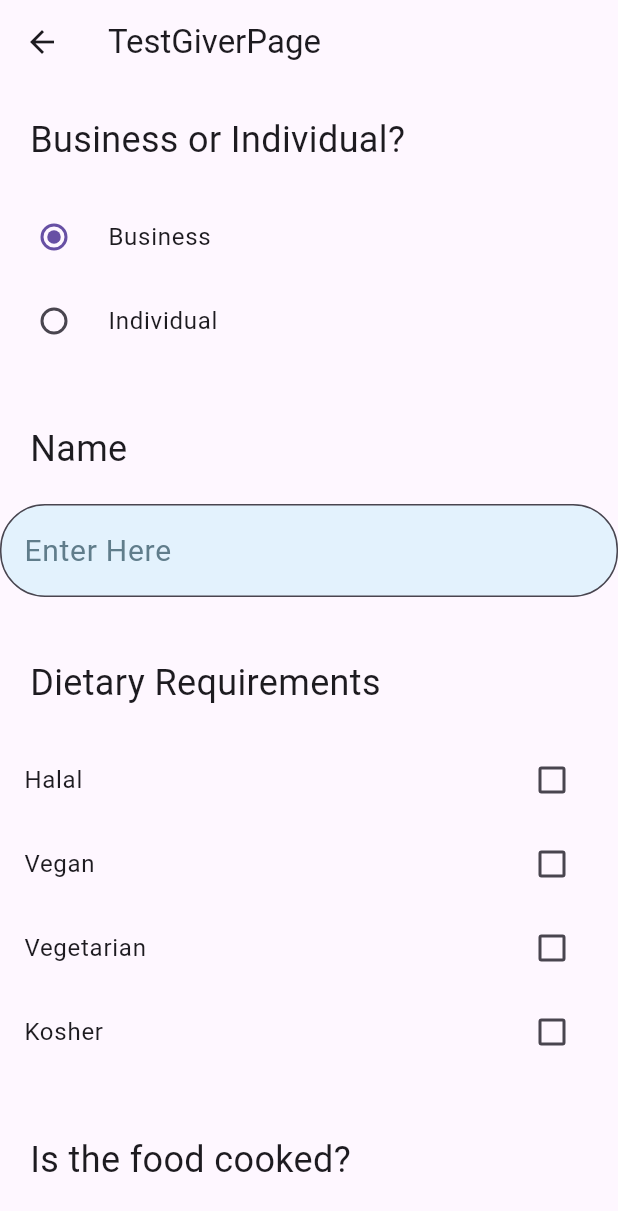
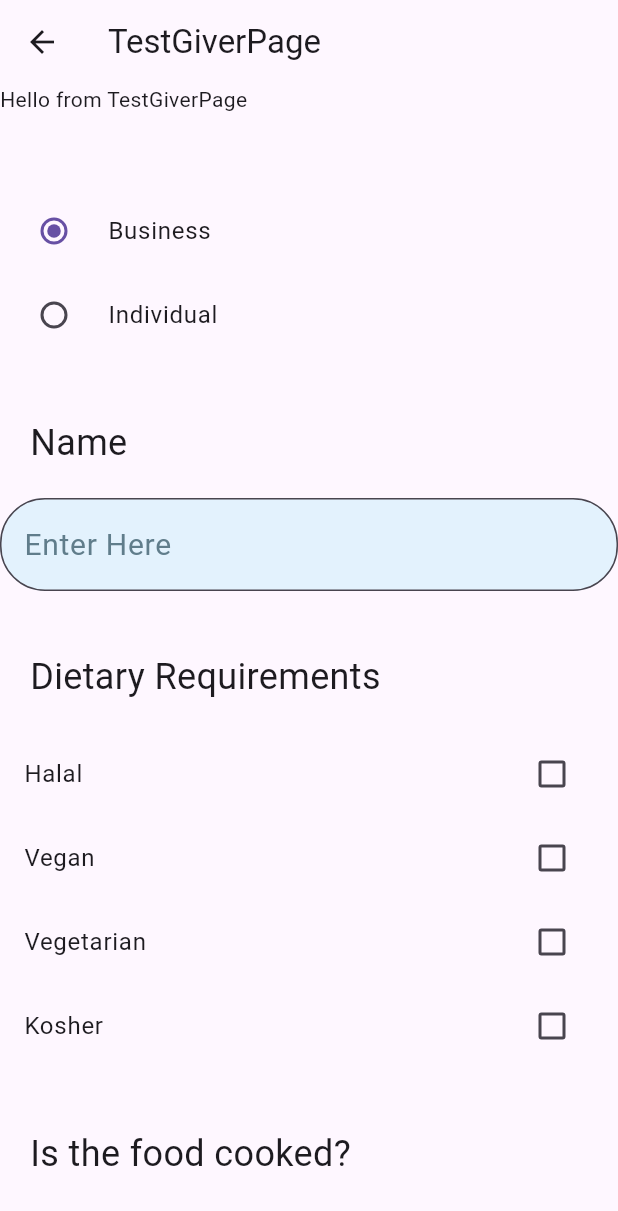
Before and after one commit to AqilHanan/YouthHack_2K24_Team14, a Flutter app: the screen it shows after launch, after a tap on "Giver", on a phone screen of 412 x 824 dp. Shown: the top 1211 px of the screen. Run offline on Flutter 3.47's test engine with Material 3 defaults, Android fonts, the phone set to English and light mode, and no system bars; our stand-ins replace cloud_firestore, firebase_core; accounts and stored records are empty.

Commit message:
Revert "version 0.645"
This reverts commit fac90df643eb990cd4b64e2cb0c4887103c65302.

```diff
--- a/lib/Pages/chooserolepage.dart
+++ b/lib/Pages/chooserolepage.dart
@@ -4,6 +4,7 @@ import 'package:flutter/rendering.dart';
 import 'package:flutter/widgets.dart';
 
 import 'delivererpage.dart';
+import 'giverpage.dart';
 import 'takerpage.dart';
 import 'testgiverpage.dart';
 
@@ -18,8 +19,7 @@ class _ChooseRolePageState extends State<ChooseRolePage> {
   @override
   Widget build(BuildContext context) {
     return Scaffold(
-      // Background remains the same color
-      backgroundColor: Colors.greenAccent[200],
+      //backgroundColor: Colors.greenAccent[200], //200 //400
       body: SingleChildScrollView(
         child: SafeArea(
           child: Center(
@@ -33,24 +33,15 @@ class _ChooseRolePageState extends State<ChooseRolePage> {
                   width: 200,
                   child: ElevatedButton(
                     style: ElevatedButton.styleFrom(
-                      backgroundColor: Colors.lightGreen[200], // Set button color to white
-                      side: BorderSide(color: Colors.amber[100]!, width: 10), // Amber outer ring
+                      backgroundColor: Colors.greenAccent[200],
                       shadowColor: Colors.black,
-                      elevation: 6,
+                      elevation: 6
                     ),
                     onPressed: () {
-                      Navigator.push(
-                          context,
-                          MaterialPageRoute(
-                              builder: (context) => TestGiverPage()));
+                      Navigator.push(context,
+                          MaterialPageRoute(builder: (context) => TestGiverPage()));
                     },
-                    child: Row(
-                      children: [
-                        Text("Giver", style: TextStyle(fontSize: 24,color: Colors.black)),
-                        SizedBox(width: 50),
-                        Icon(CupertinoIcons.heart_circle,size: 35),
-                      ],
-                    ),
+                    child: Text("Giver", style: TextStyle(fontSize: 24)),
                   ),
                 ),
                 const SizedBox(
@@ -61,10 +52,9 @@ class _ChooseRolePageState extends State<ChooseRolePage> {
                   width: 200,
                   child: ElevatedButton(
                     style: ElevatedButton.styleFrom(
-                      backgroundColor: Colors.lightGreen[200], // Set button color to white
-                      side: BorderSide(color: Colors.amber[100]!, width: 10), // Amber outer ring
-                      shadowColor: Colors.black,
-                      elevation: 6,
+                        backgroundColor: Colors.greenAccent[200],
+                        shadowColor: Colors.black,
+                        elevation: 6
                     ),
                     onPressed: () {
                       Navigator.push(
@@ -76,13 +66,7 @@ class _ChooseRolePageState extends State<ChooseRolePage> {
                         ),
                       );
                     },
-                    child: Row(
-                      children: [
-                        Text("Taker", style: TextStyle(fontSize: 24,color: Colors.black)),
-                        SizedBox(width: 45),
-                        Icon(Icons.handshake_outlined,size: 35,),
-                      ],
-                    ),
+                    child: Text("Taker", style: TextStyle(fontSize: 24)),
                   ),
                 ),
                 const SizedBox(
@@ -93,10 +77,9 @@ class _ChooseRolePageState extends State<ChooseRolePage> {
                   width: 200,
                   child: ElevatedButton(
                     style: ElevatedButton.styleFrom(
-                      backgroundColor: Colors.lightGreen[200], // Set button color to white
-                      side: BorderSide(color: Colors.amber[100]!, width: 10), // Amber outer ring
-                      shadowColor: Colors.black,
-                      elevation: 6,
+                        backgroundColor: Colors.greenAccent[200],
+                        shadowColor: Colors.black,
+                        elevation: 6
                     ),
                     onPressed: () {
                       Navigator.push(
@@ -108,9 +91,9 @@ class _ChooseRolePageState extends State<ChooseRolePage> {
                     },
                     child: Row(
                       children: [
-                        Text("Delivery", style: TextStyle(fontSize: 24,color: Colors.black)),
-                        SizedBox(width: 25),
-                        Icon(Icons.motorcycle_sharp,size: 35),
+                        Text("Delivery", style: TextStyle(fontSize: 24)),
+                        SizedBox(width: 8,),
+                        Icon(Icons.front_hand_outlined),
                       ],
                     ),
                   ),
--- /dev/null
+++ b/lib/Pages/giverpage.dart
@@ -0,0 +1,29 @@
+import 'package:flutter/material.dart';
+
+class GiverPage extends StatefulWidget {
+  const GiverPage({super.key});
+
+  @override
+  State<GiverPage> createState() => _GiverPageState();
+}
+
+class _GiverPageState extends State<GiverPage> {
+  @override
+  Widget build(BuildContext context) {
+    return Scaffold(
+      appBar: AppBar(
+          title: const Text('GiverPage')
+      ),
+      //PLEASE FEEL FREE TO CHANGE THE BODY i put this as a placeholder
+      body: SingleChildScrollView(
+        child: Center(
+          child: Column(
+            children: [
+              Text("Hello from GiverPage")
+            ],
+          ),
+        ),
+      ),
+    );
+  }
+}
--- a/lib/Pages/testgiverpage.dart
+++ b/lib/Pages/testgiverpage.dart
@@ -103,13 +103,8 @@ class _TestGiverPageState extends State<TestGiverPage> {
           child: Column(
             crossAxisAlignment: CrossAxisAlignment.start,
             children: [
-              const Padding(
-                padding: EdgeInsets.all(20.0),
-                child: Text(
-                  'Business or Individual?',
-                  style: TextStyle(fontSize: 24),
-                ),
-              ),
+              Text("Hello from TestGiverPage"),
+              SizedBox(height: 50),
 
               // Type Business or Individual
               RadioListTile<Type>(
--- a/lib/main.dart
+++ b/lib/main.dart
@@ -15,7 +15,6 @@ class MyApp extends StatelessWidget {
   @override
   Widget build(BuildContext context) {
     return MaterialApp(
-      debugShowCheckedModeBanner: false,
       home: ChooseRolePage(),
     );
   }
```
